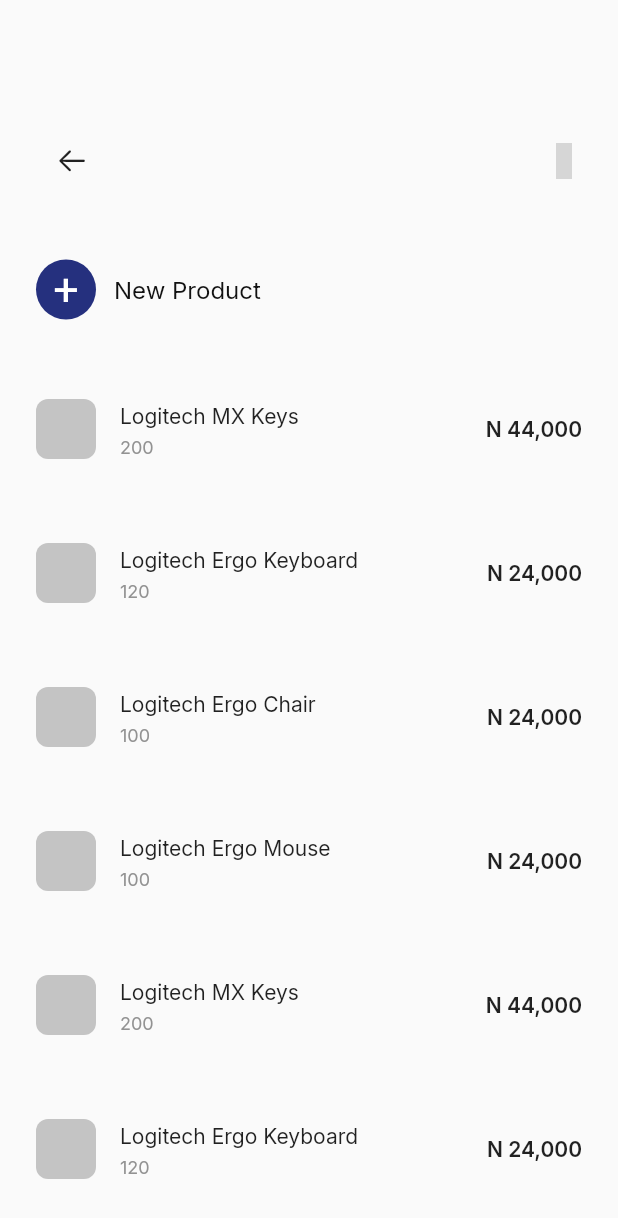
After one commit to maoja37/screeApp, a Flutter app: the AddCollectionScreen screen opened directly, on a phone screen of 412 x 824 dp. The commit adds this screen. Shown: the top 1218 px of the screen. Run offline on Flutter 3.47's test engine with Material 2 defaults, Android fonts, the phone set to English and light mode, and no system bars; our stand-ins replace flutter_animation_progress_bar, google_fonts, iconly, syncfusion_flutter_charts; grey boxes are pictures that could not be loaded.

Commit message:
new commit

```diff
--- /dev/null
+++ b/lib/Screens/DashboardScreens/add_collections.dart
@@ -0,0 +1,130 @@
+import 'package:flutter/cupertino.dart';
+import 'package:flutter/material.dart';
+import 'package:iconly/iconly.dart';
+import 'package:scree/constants.dart';
+import 'package:intl/intl.dart';
+
+class AddCollectionScreen extends StatelessWidget {
+  final value = new NumberFormat("#,##0", "en_US");
+  @override
+  Widget build(BuildContext context) {
+    return Scaffold(
+      body: SingleChildScrollView(
+        child: Padding(
+          padding: const EdgeInsets.symmetric(horizontal: 24),
+          child: Column(
+            crossAxisAlignment: CrossAxisAlignment.start,
+            children: [
+              SizedBox(
+                height: 83,
+              ),
+              Row(
+                mainAxisAlignment: MainAxisAlignment.spaceBetween,
+                children: [
+                  IconButton(
+                    icon: Icon(CupertinoIcons.arrow_left, size: 22),
+                    onPressed: () {
+                      Navigator.of(context).pop();
+                    },
+                  ),
+                  Icon(IconlyLight.search, size: 24),
+                ],
+              ),
+              SizedBox(
+                height: 42,
+              ),
+              Row(
+                children: [
+                  CircleAvatar(
+                      backgroundColor: primary2,
+                      radius: 20,
+                      child: Center(
+                          child: Text(
+                        '+',
+                        style: TextStyle(fontSize: 30, color: Colors.white),
+                      ))),
+                  SizedBox(width: 12),
+                  Text(
+                    'New Product',
+                    style: Body.copyWith(
+                      color: Color(0xff121212),
+                    ),
+                  )
+                ],
+              ),
+              SizedBox(height: 37),
+              Wrap(
+                  runSpacing: 24,
+                  children: [0, 1, 2, 3, 4, 5, 6, 7]
+                      .map(
+                        (index) => ListTile(
+                          contentPadding: EdgeInsets.only(left: 0),
+                          leading: Container(
+                            width: 40,
+                            height: 40,
+                            decoration: BoxDecoration(
+                                borderRadius: BorderRadius.circular(8),
+                                color: Color(0xffC4C4C4)),
+                          ),
+                          title: Text(things[index]['Product'], style: Small),
+                          subtitle: Text(
+                            '${things[index]['number']}',
+                            style: Tiny.copyWith(color: Color(0xff929292)),
+                          ),
+                          trailing: Text(
+                            'N ${value.format(things[index]['Price'])}',
+                            style: SmallBold,
+                          ),
+                        ),
+                      )
+                      .toList())
+            ],
+          ),
+        ),
+      ),
+    );
+  }
+
+  List<Map<String, dynamic>> things = [
+    {
+      'Product': 'Logitech MX Keys',
+      'number': 200,
+      'Price': 44000,
+    },
+    {
+      'Product': 'Logitech Ergo Keyboard',
+      'number': 120,
+      'Price': 24000,
+    },
+    {
+      'Product': 'Logitech Ergo Chair',
+      'number': 100,
+      'Price': 24000,
+    },
+    {
+      'Product': 'Logitech Ergo Mouse',
+      'number': 100,
+      'Price': 24000,
+    },
+    {
+      'Product': 'Logitech MX Keys',
+      'number': 200,
+      'Price': 44000,
+    },
+    {
+      'Product': 'Logitech Ergo Keyboard',
+      'number': 120,
+      'Price': 24000,
+    },
+    {
+      'Product': 'Logitech Ergo Chair',
+      'number': 100,
+      'Price': 24000,
+    },
+    {
+      'Product': 'Logitech Ergo Mouse',
+      'number': 100,
+      'Price': 24000,
+    }
+  ];
+}
--- a/lib/Screens/DashboardScreens/analytics_screen.dart
+++ b/lib/Screens/DashboardScreens/analytics_screen.dart
@@ -196,6 +196,7 @@
                             children: [0, 1, 2, 3]
                                 .map(
                                   (index) => ListTile(
+                                    contentPadding: EdgeInsets.only(left: 0),
                                     leading: Container(
                                       width: 40,
                                       height: 40,
--- a/lib/Screens/DashboardScreens/bottom_nav_screen.dart
+++ b/lib/Screens/DashboardScreens/bottom_nav_screen.dart
@@ -2,7 +2,8 @@
 import 'package:flutter/material.dart';
 import 'package:iconly/iconly.dart';
 import 'package:scree/Screens/DashboardScreens/analytics_screen.dart';
-import 'package:scree/Screens/WebsiteSetup/products_screen.dart';
+import 'package:scree/Screens/DashboardScreens/product_screen.dart';
+
 
 class BottomNavBarScreen extends StatefulWidget {
   const BottomNavBarScreen({Key? key}) : super(key: key);
```
Also changed, not shown: lib/Screens/DashboardScreens/product_screen.dart (+96 -0 lines), lib/Screens/DashboardScreens/add_new_product.dart (added).
